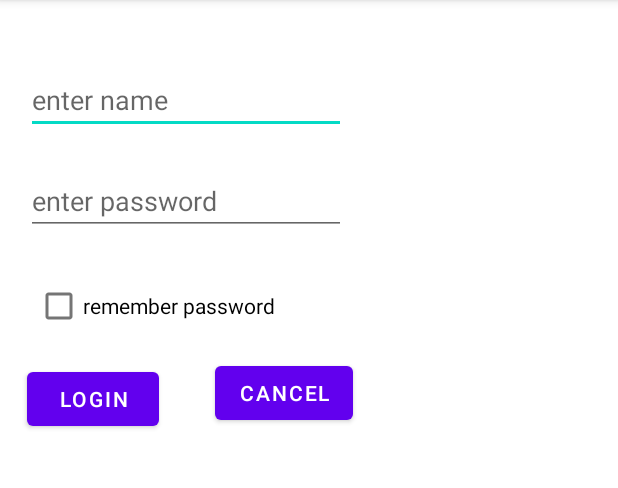
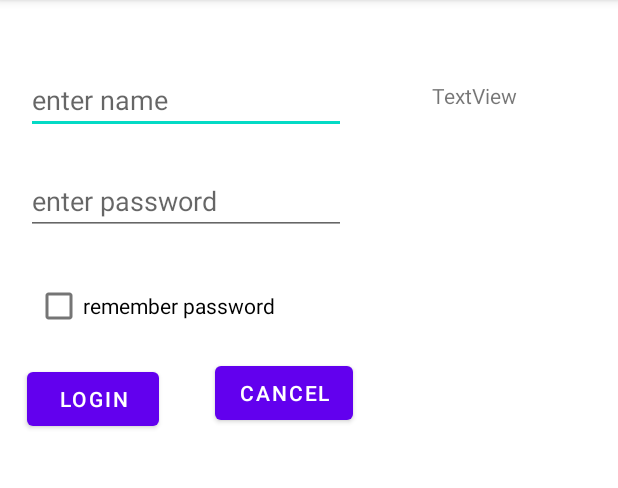
Before and after one commit to abdultanveer/BajajFinserv, an Android app: the screen it shows after launch (MainActivity), on a phone screen of 412 x 824 dp, the part 84-572 px from its top. Run offline under Robolectric (Android 15) with nearby library versions, the phone set to English and light mode, and no system bars.

Commit message:
button click-- getting text from edittext -- setting it on textview

```diff
--- a/app/src/main/java/com/abdul/bajajfinserv/MainActivity.kt
+++ b/app/src/main/java/com/abdul/bajajfinserv/MainActivity.kt
@@ -4,18 +4,22 @@ import androidx.appcompat.app.AppCompatActivity
 import android.os.Bundle
 import android.view.View
 import android.widget.EditText
+import android.widget.TextView
 import android.widget.Toast
 
 class MainActivity : AppCompatActivity() {  //why the word compat,
      lateinit var nameEditText: EditText   //declaration
+     lateinit var textView: TextView
 
     override fun onCreate(savedInstanceState: Bundle?) {
         super.onCreate(savedInstanceState)
         setContentView(R.layout.activity_main)
         nameEditText = findViewById(R.id.editTextTextPersonName) //instantiation, initialization
+        textView = findViewById(R.id.resTextview)
     }
 
     fun clickHandler(view: View) {
+        textView.text = nameEditText.text
         Toast.makeText(this,nameEditText.text,Toast.LENGTH_SHORT).show()
     }
 }
--- a/app/src/main/res/layout/activity_main.xml
+++ b/app/src/main/res/layout/activity_main.xml
@@ -46,12 +46,12 @@
 
     <Button
         android:id="@+id/button"
-        android:onClick="clickHandler"
         android:layout_width="wrap_content"
         android:layout_height="wrap_content"
         android:layout_marginStart="18dp"
         android:layout_marginLeft="18dp"
         android:layout_marginTop="242dp"
+        android:onClick="clickHandler"
         android:text="login"
         app:layout_constraintStart_toStartOf="parent"
         app:layout_constraintTop_toTopOf="parent" />
@@ -66,4 +66,15 @@
         android:text="cancel"
         app:layout_constraintStart_toEndOf="@+id/button"
         app:layout_constraintTop_toBottomOf="@+id/checkBox" />
+
+    <TextView
+        android:id="@+id/resTextview"
+        android:layout_width="wrap_content"
+        android:layout_height="wrap_content"
+        android:layout_marginTop="54dp"
+        android:layout_marginEnd="67dp"
+        android:layout_marginRight="67dp"
+        android:text="TextView"
+        app:layout_constraintEnd_toEndOf="parent"
+        app:layout_constraintTop_toTopOf="parent" />
 </androidx.constraintlayout.widget.ConstraintLayout>
```
